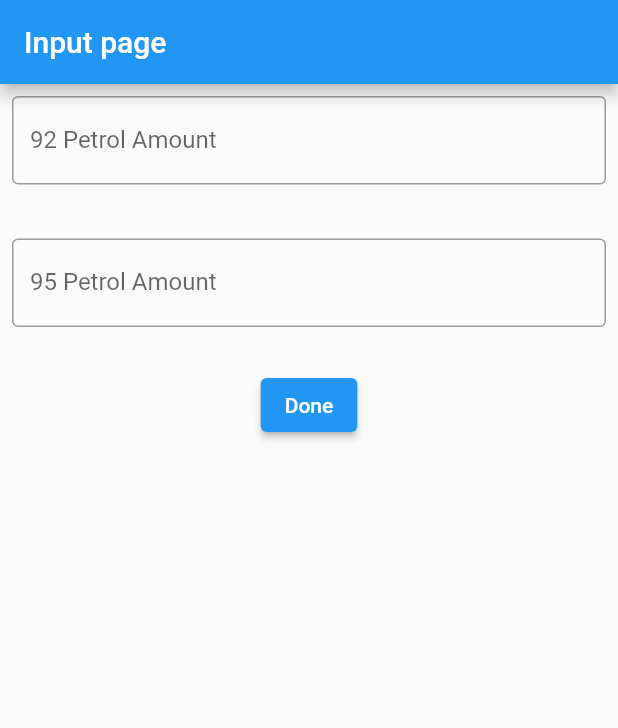
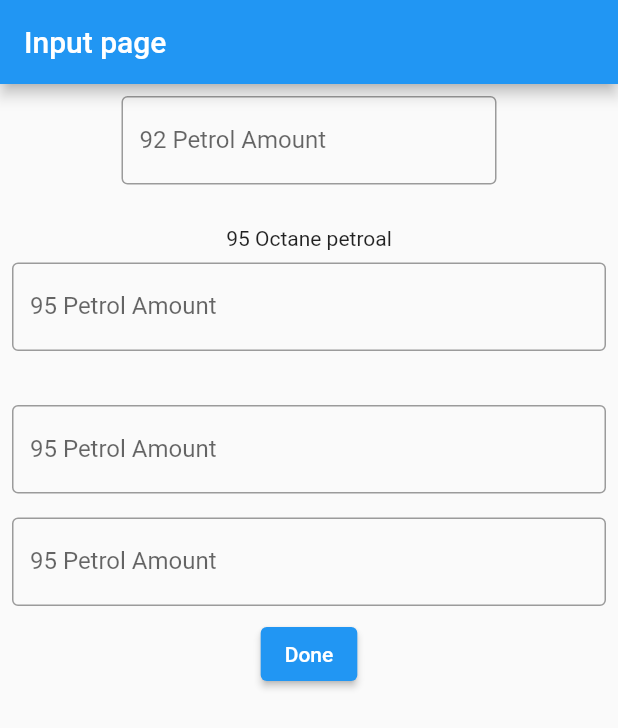
Before and after one commit to Fuel-Station/new-fontend, a Flutter app: the screen it shows after launch, on a phone screen of 412 x 824 dp. Shown: the top 728 px of the screen. Run offline on Flutter 3.47's test engine with Material 2 defaults, Android fonts, the phone set to English and light mode, and no system bars; our stand-ins replace shared_preferences.

Commit message:
create full enter page stil doing

```diff
--- a/lib/screens/fuelAddPages/inputFuel.dart
+++ b/lib/screens/fuelAddPages/inputFuel.dart
@@ -17,26 +17,52 @@ class _InputFuelState extends State<InputFuel> {
       appBar: AppBar(
         title: Text("Input page"),
       ),
-      body: Column(
+      body: SafeArea(
+        child: Column(
           children: [
             Padding(
               padding: const EdgeInsets.all(8.0),
+              child: SizedBox(
+                width: 250,
                 child: TextField(
                   controller: _normalPetroal,
                   decoration: InputDecoration(
-                  border: OutlineInputBorder(), labelText: '92 Petrol Amount'),
+                      border: OutlineInputBorder(),
+                      labelText: '92 Petrol Amount'),
+                ),
               ),
             ),
             SizedBox(height: 20),
+            Text("95 Octane petroal"),
             Padding(
               padding: const EdgeInsets.all(8.0),
               child: TextField(
                 controller: _superPetroal,
                 decoration: InputDecoration(
-                  border: OutlineInputBorder(), labelText: '95 Petrol Amount'),
+                    border: OutlineInputBorder(),
+                    labelText: '95 Petrol Amount'),
               ),
             ),
             SizedBox(height: 20),
+            //Deesel
+            Padding(
+              padding: const EdgeInsets.all(8.0),
+              child: TextField(
+                controller: _superPetroal,
+                decoration: InputDecoration(
+                    border: OutlineInputBorder(),
+                    labelText: '95 Petrol Amount'),
+              ),
+            ),
+            Padding(
+              padding: const EdgeInsets.all(8.0),
+              child: TextField(
+                controller: _superPetroal,
+                decoration: InputDecoration(
+                    border: OutlineInputBorder(),
+                    labelText: '95 Petrol Amount'),
+              ),
+            ),
             ElevatedButton(
                 onPressed: () {
                   Navigator.of(context).push(MaterialPageRoute(
@@ -47,6 +73,7 @@ class _InputFuelState extends State<InputFuel> {
                 child: Text("Done"))
           ],
         ),
+      ),
     );
   }
 }
```
Lines whose indentation alone changed are shown as unchanged.
